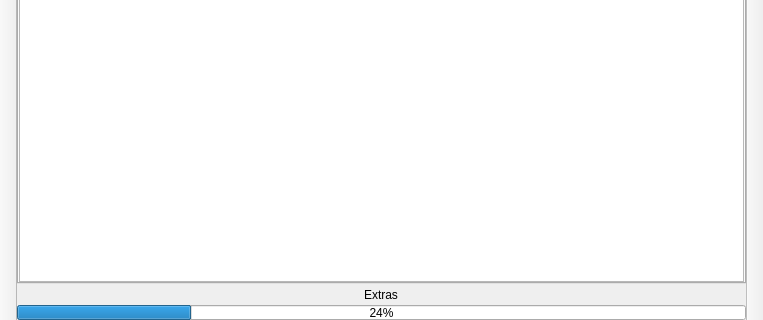
Above: ui/leePicker.ui from leetdvn/LeePickerX before the change; both pictures show x 0 to 763 and y 198 to 518 of the 763 by 518 pixel window. Below: the same form after it.
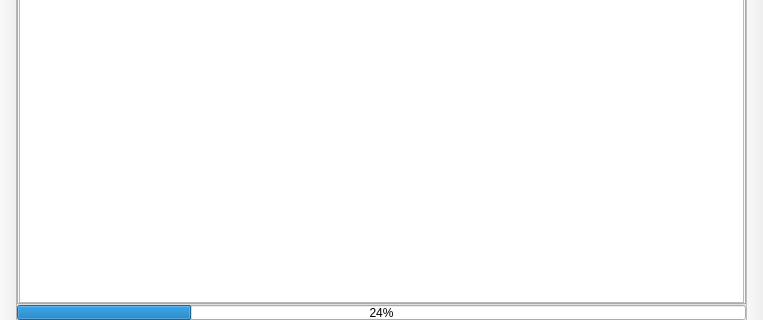
That is the form after the change. Icons and pictures are not drawn.

```diff
--- a/ui/leePicker.ui
+++ b/ui/leePicker.ui
@@ -16,6 +16,14 @@
   <property name="windowTitle">
    <string>leePicker</string>
   </property>
+  <property name="windowIcon">
+   <iconset>
+    <normalon>:/icons/leeAi.png</normalon>
+   </iconset>
+  </property>
+  <property name="styleSheet">
+   <string notr="true"/>
+  </property>
   <property name="toolButtonStyle">
    <enum>Qt::ToolButtonStyle::ToolButtonTextUnderIcon</enum>
   </property>
@@ -40,32 +48,6 @@
      <number>0</number>
     </property>
     <item row="1" column="0">
-     <layout class="QGridLayout" name="btBottom">
-      <property name="sizeConstraint">
-       <enum>QLayout::SizeConstraint::SetDefaultConstraint</enum>
-      </property>
-      <property name="spacing">
-       <number>6</number>
-      </property>
-      <item row="0" column="0">
-       <widget class="QToolButton" name="toolButton">
-        <property name="sizePolicy">
-         <sizepolicy hsizetype="Fixed" vsizetype="Fixed">
-          <horstretch>0</horstretch>
-          <verstretch>0</verstretch>
-         </sizepolicy>
-        </property>
-        <property name="text">
-         <string>Extras</string>
-        </property>
-        <property name="autoRaise">
-         <bool>true</bool>
-        </property>
-       </widget>
-      </item>
-     </layout>
-    </item>
-    <item row="2" column="0">
      <widget class="QProgressBar" name="leeProgress">
       <property name="sizePolicy">
        <sizepolicy hsizetype="Expanding" vsizetype="Fixed">
@@ -104,6 +86,9 @@
       <property name="acceptDrops">
        <bool>true</bool>
       </property>
+      <property name="styleSheet">
+       <string notr="true"/>
+      </property>
       <property name="currentIndex">
        <number>0</number>
       </property>
@@ -137,7 +122,10 @@
          <number>0</number>
         </property>
         <item row="0" column="0">
-         <layout class="QHBoxLayout" name="leeGraphics">
+         <layout class="QHBoxLayout" name="GraphicsLayout">
+          <property name="spacing">
+           <number>0</number>
+          </property>
           <item>
            <widget class="QGraphicsView" name="graphicsView">
             <property name="tabletTracking">
```
Left out of the diff: 2 changed lines with no effect on the pictures.
